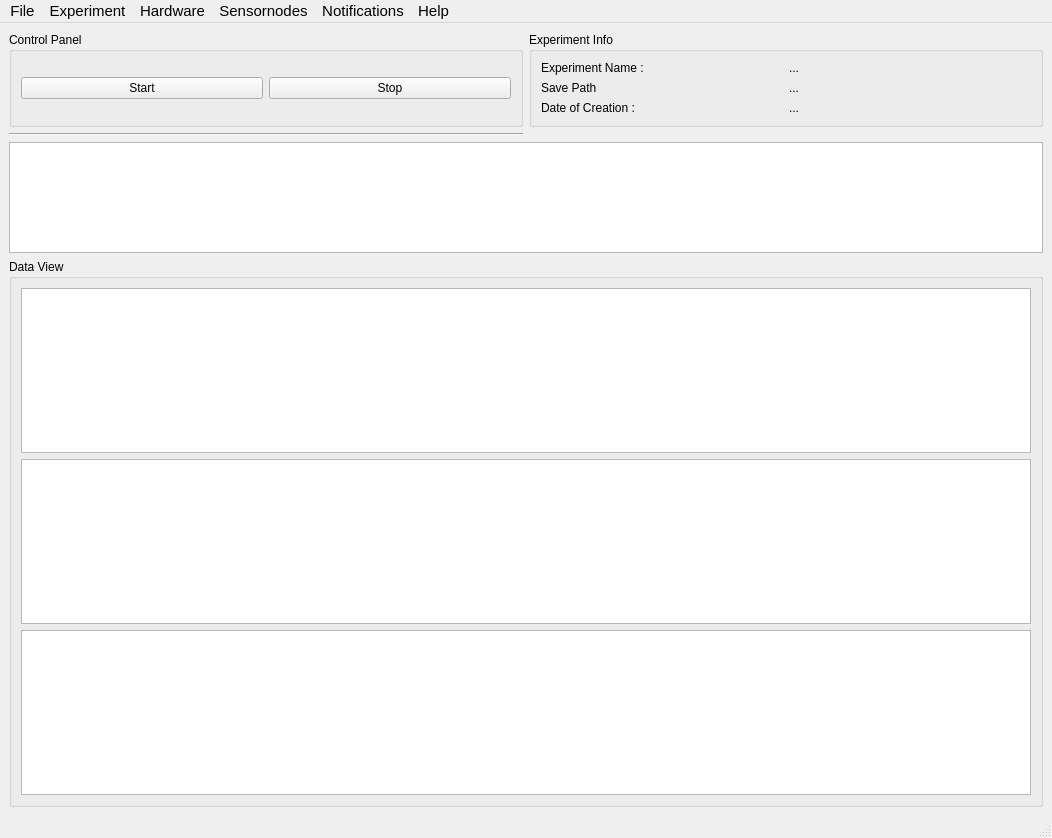
Qt form NoSeMazeControl/UI/MainWindow.ui (bdyontar/NoSeMaze) before a commit.
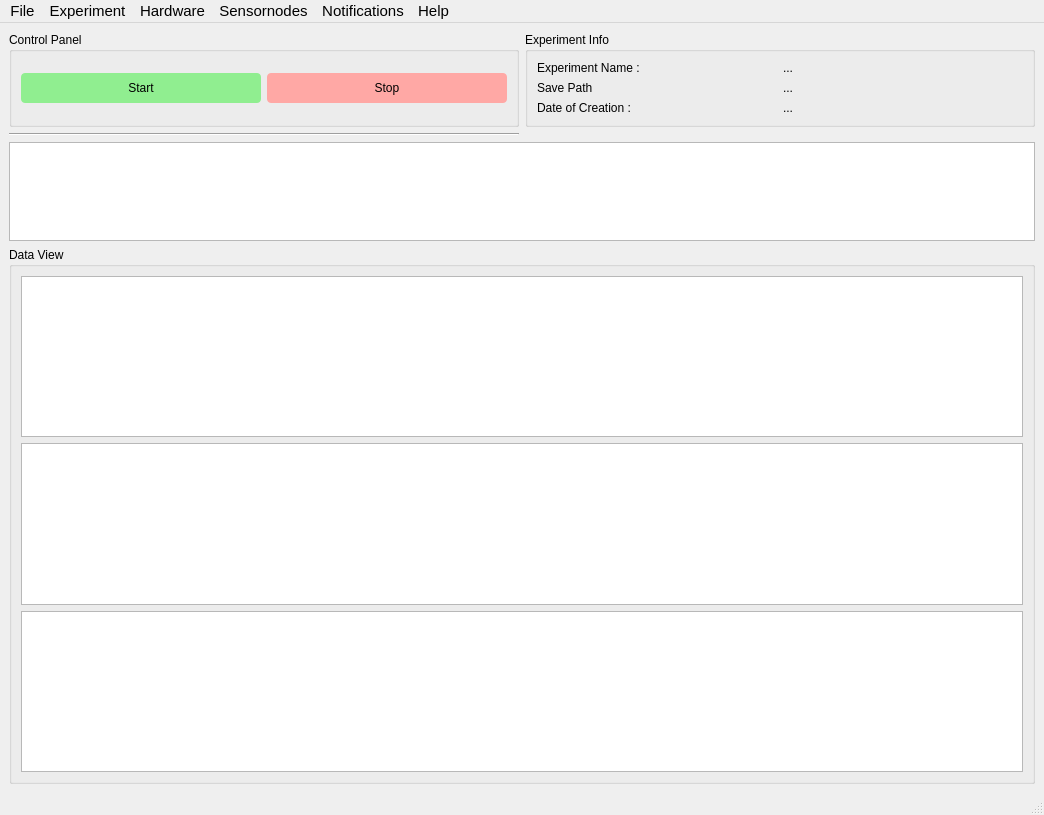
The same form after that commit. Custom widgets are drawn as their Qt base class.

Commit message: Button colors

Patch:
```diff
--- a/NoSeMazeControl/UI/MainWindow.ui
+++ b/NoSeMazeControl/UI/MainWindow.ui
@@ -6,8 +6,8 @@
    <rect>
     <x>0</x>
     <y>0</y>
-    <width>1052</width>
-    <height>838</height>
+    <width>1044</width>
+    <height>815</height>
    </rect>
   </property>
   <property name="windowTitle">
@@ -23,6 +23,19 @@
       <layout class="QGridLayout" name="gridLayout_3">
        <item row="0" column="0">
         <widget class="QPushButton" name="startButton">
+         <property name="minimumSize">
+          <size>
+           <width>0</width>
+           <height>30</height>
+          </size>
+         </property>
+         <property name="styleSheet">
+          <string notr="true">
+border-radius: 4px;  /* half of the height to make it round */
+border-color: green;
+background-color: lightgreen;
+</string>
+         </property>
          <property name="text">
           <string>Start</string>
          </property>
@@ -30,6 +43,18 @@
        </item>
        <item row="0" column="1">
         <widget class="QPushButton" name="stopButton">
+         <property name="minimumSize">
+          <size>
+           <width>0</width>
+           <height>30</height>
+          </size>
+         </property>
+         <property name="styleSheet">
+          <string notr="true">
+border-radius: 4px;  /* half of the height to make it round */
+background-color: rgb(255, 168, 165);
+</string>
+         </property>
          <property name="text">
           <string>Stop</string>
          </property>
@@ -133,8 +158,8 @@
     <rect>
      <x>0</x>
      <y>0</y>
-     <width>1052</width>
-     <height>31</height>
+     <width>1044</width>
+     <height>26</height>
     </rect>
    </property>
    <property name="font">
```
The commit also changes 1 other file.
